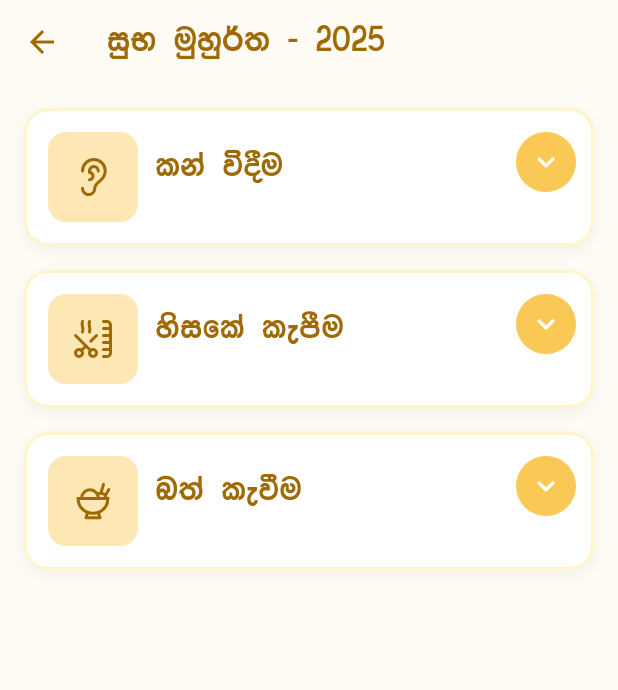
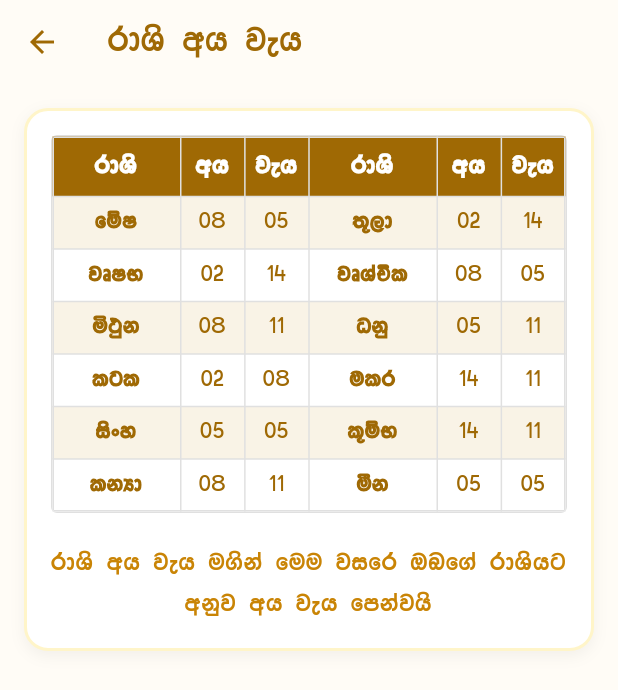
Before and after one commit to DilharaSannasgala/E-Litha-Flutter-App, a Flutter app: the screen it shows after launch, after a tap on "rdYs", on a phone screen of 412 x 824 dp. Shown: the top 690 px of the screen. Run offline on Flutter 3.47's test engine with Material 3 defaults, Android fonts, the light colour scheme and no system bars; our stand-ins replace awesome_notifications, flutter_svg.

Commit message:
Add zodiac income expense screen

```diff
--- /dev/null
+++ b/assets/data/rashi_table.json
@@ -0,0 +1,11 @@
+{
+    "rashiTable": [
+      ["rdYs", "wh", "jeh", "rdYs", "wh", "jeh"],
+      ["fïI", "08", "05", ";=,d", "02", "14"],
+      ["jDIN", "02", "14", "jDYaÑl", "08", "05"],
+      ["ñ:qk", "08", "11", "Okq", "05", "11"],
+      ["lgl", "02", "08", "ulr", "14", "11"],
+      ["isxy", "05", "05", "l=ïN", "14", "11"],
+      ["lkHd", "08", "11", "ók", "05", "05"]
+    ]
+  }
--- a/lib/main.dart
+++ b/lib/main.dart
@@ -4,6 +4,7 @@ import 'package:e_litha/screens/event-time-screen.dart';
 import 'package:e_litha/screens/home-screen.dart';
 import 'package:e_litha/screens/loading-screen.dart';
 import 'package:e_litha/screens/nakath-screen.dart';
+import 'package:e_litha/screens/rashi-income-expense-screen.dart';
 import 'package:e_litha/services/notification_service.dart';
 import 'package:flutter/material.dart';
 
@@ -38,6 +39,7 @@ class MainApp extends StatelessWidget {
       '/calendar': (context) => CalendarScreen(),
       '/nakath': (context) => const NakathScreen(),
       '/eventTimes' : (context) => const EventTimeScreen(),
+      '/rashiIncomeExpense': (context) => const RashiTableScreen(),
     });
   }
 }
--- a/lib/screens/home-screen.dart
+++ b/lib/screens/home-screen.dart
@@ -1,4 +1,5 @@
 import 'package:e_litha/screens/event-time-screen.dart';
+import 'package:e_litha/screens/rashi-income-expense-screen.dart';
 import 'package:e_litha/utils/app-color.dart';
 import 'package:e_litha/utils/app-component.dart';
 import 'package:e_litha/utils/custom-date-time.dart';
@@ -91,7 +92,7 @@ class HomePage extends StatelessWidget {
                                 {
                                   "first": "rdYs",
                                   "second": "wh jeh",
-                                  "screen": EventTimeScreen()
+                                  "screen": RashiTableScreen()
                                 },
                               ];
 
--- /dev/null
+++ b/lib/screens/rashi-income-expense-screen.dart
@@ -0,0 +1,208 @@
+import 'dart:convert';
+import 'package:e_litha/utils/app-color.dart';
+import 'package:e_litha/utils/app-component.dart';
+import 'package:flutter/material.dart';
+import 'package:flutter/services.dart';
+
+class RashiTableScreen extends StatefulWidget {
+  const RashiTableScreen({Key? key}) : super(key: key);
+
+  @override
+  State<RashiTableScreen> createState() => _RashiTableScreenState();
+}
+
+class _RashiTableScreenState extends State<RashiTableScreen> {
+  List<List<String>> tableData = [];
+  bool isLoading = true;
+
+  @override
+  void initState() {
+    super.initState();
+    _loadRashiTableData();
+  }
+
+  Future<void> _loadRashiTableData() async {
+    try {
+      final jsonString =
+          await rootBundle.loadString(AppComponents.rashiTableData);
+      final jsonMap = json.decode(jsonString);
+      setState(() {
+        tableData = List<List<String>>.from(
+          jsonMap['rashiTable'].map<List<String>>(
+            (row) => List<String>.from(row),
+          ),
+        );
+        isLoading = false;
+      });
+    } catch (e) {
+      debugPrint("Error loading Rashi table: $e");
+      setState(() => isLoading = false);
+    }
+  }
+
+  @override
+  Widget build(BuildContext context) {
+    return Scaffold(
+      backgroundColor: AppColor.bgColor,
+      appBar: AppBar(
+        backgroundColor: AppColor.bgColor,
+        elevation: 0,
+        leading: IconButton(
+          icon: const Icon(Icons.arrow_back, color: AppColor.btnTextColor),
+          onPressed: () => Navigator.pop(context),
+        ),
+        title: const Text(
+          'rdYs wh jeh',
+          style: TextStyle(
+            fontSize: 25,
+            fontFamily: AppComponents.accentFont,
+            color: AppColor.btnTextColor,
+          ),
+        ),
+      ),
+      body: isLoading
+          ? const Center(child: CircularProgressIndicator())
+          : SafeArea(
+              child: SingleChildScrollView(
+                padding: const EdgeInsets.all(16),
+                child: Column(
+                  children: [
+                    Container(
+                      decoration: BoxDecoration(
+                        color: Colors.white,
+                        borderRadius: BorderRadius.circular(16),
+                        boxShadow: [
+                          BoxShadow(
+                            color: Colors.black.withOpacity(0.05),
+                            blurRadius: 8,
+                            offset: const Offset(0, 3),
+                          ),
+                        ],
+                        border: Border.all(
+                          color: AppColor.borderLightColor,
+                          width: 2,
+                        ),
+                      ),
+                      child: Padding(
+                        padding: const EdgeInsets.all(16.0),
+                        child: Column(
+                          children: [
+                            RashiTableWidget(tableData: tableData),
+                            const SizedBox(height: 20),
+                            Text(
+                              'rdYs wh jeh u.ska fuu jifr Tnf.a rdYshg wkqj wh jeh fmkajhs',
+                              style: TextStyle(
+                                fontSize: 18,
+                                fontFamily: AppComponents.accentFont,
+                                color: AppColor.btnSubTextColor,
+                                height: 1.5,
+                              ),
+                              textAlign: TextAlign.center,
+                            ),
+                          ],
+                        ),
+                      ),
+                    ),
+                  ],
+                ),
+              ),
+            ),
+    );
+  }
+}
+
+class RashiTableWidget extends StatelessWidget {
+  final List<List<String>> tableData;
+
+  const RashiTableWidget({Key? key, required this.tableData}) : super(key: key);
+
+  @override
+  Widget build(BuildContext context) {
+    return Container(
+      decoration: BoxDecoration(
+        border: Border.all(color: Colors.grey.shade300, width: 1),
+        borderRadius: BorderRadius.circular(4),
+      ),
+      child: Table(
+        border: TableBorder.all(
+          color: Colors.grey.shade300,
+          width: 1,
+        ),
+        defaultVerticalAlignment: TableCellVerticalAlignment.middle,
+        columnWidths: const {
+          0: FlexColumnWidth(2),
+          1: FlexColumnWidth(1),
+          2: FlexColumnWidth(1),
+          3: FlexColumnWidth(2),
+          4: FlexColumnWidth(1),
+          5: FlexColumnWidth(1),
+        },
+        children: List.generate(tableData.length, (rowIndex) {
+          bool isHeader = rowIndex == 0;
+          return TableRow(
+            decoration: BoxDecoration(
+              color: isHeader
+                  ? AppColor.btnTextColor
+                  : (rowIndex % 2 == 0
+                      ? Colors.white
+                      : const Color(0xFFF9F3E6)),
+            ),
+            children: List.generate(6, (colIndex) {
+              return Container(
+                height: isHeader ? 40 : 35,
+                alignment: Alignment.center,
+                padding: const EdgeInsets.symmetric(vertical: 4, horizontal: 2),
+                child: Text(
+                  tableData[rowIndex][colIndex],
+                  style: TextStyle(
+                    fontFamily: AppComponents.accentFont,
+                    fontSize: isHeader ? 18 : 16,
+                    color: isHeader ? Colors.white : AppColor.btnTextColor,
+                    fontWeight: isHeader || colIndex == 0 || colIndex == 3
+                        ? FontWeight.bold
+                        : FontWeight.normal,
+                  ),
+                  textAlign: TextAlign.center,
+                ),
+              );
+            }),
+          );
+        }),
+      ),
+    );
+  }
+}
+
+// Responsive Table Cell (optional alternative implementation)
+class TableCellWidget extends StatelessWidget {
+  final String text;
+  final bool isHeader;
+  final bool isRashiName;
+
+  const TableCellWidget({
+    Key? key,
+    required this.text,
+    this.isHeader = false,
+    this.isRashiName = false,
+  }) : super(key: key);
+
+  @override
+  Widget build(BuildContext context) {
+    return Container(
+      height: isHeader ? 45 : 35,
+      alignment: Alignment.center,
+      padding: const EdgeInsets.symmetric(vertical: 4, horizontal: 2),
+      child: Text(
+        text,
+        style: TextStyle(
+          fontFamily: AppComponents.accentFont,
+          fontSize: isHeader ? 20 : 16,
+          color: isHeader ? Colors.white : AppColor.btnTextColor,
+          fontWeight:
+              isHeader || isRashiName ? FontWeight.bold : FontWeight.normal,
+        ),
+        textAlign: TextAlign.center,
+      ),
+    );
+  }
+}
--- a/lib/utils/app-component.dart
+++ b/lib/utils/app-component.dart
@@ -14,9 +14,6 @@ class AppComponents {
   static const String halfLeftMoon = '${iconPath}half-left-moon.svg';
   static const String halfRightMoon = '${iconPath}half-right-moon.svg';
   static const String noMoon = '${iconPath}no-moon.svg';
-  static const String earPierced = '${iconPath}ear-pierce.svg';
-  static const String hairCut = '${iconPath}hair-cut.svg';
-  static const String feedRice = '${iconPath}feed-rice.svg';
 
   //_______fonts
   static const String accentFont = 'AccentFont';
@@ -27,4 +24,5 @@ class AppComponents {
   static const String calendarData = "assets/data/calendar_data.json";
   static const String nakathData = "assets/data/nakath_data.json";
   static const String eventData = "assets/data/event_data.json";
+  static const String rashiTableData = 'assets/data/rashi_table.json';
 }
--- a/pubspec.yaml
+++ b/pubspec.yaml
@@ -38,3 +38,4 @@ flutter:
     - assets/data/calendar_data.json
     - assets/data/nakath_data.json
     - assets/data/event_data.json
+    - assets/data/rashi_table.json
```
Also changed, not shown: 1 other file.
